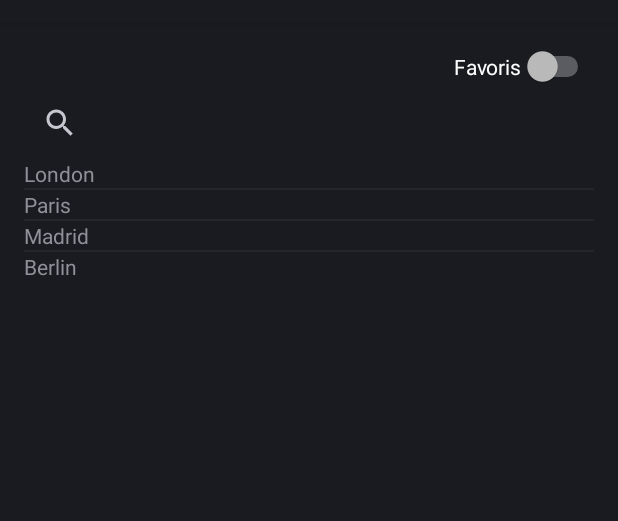
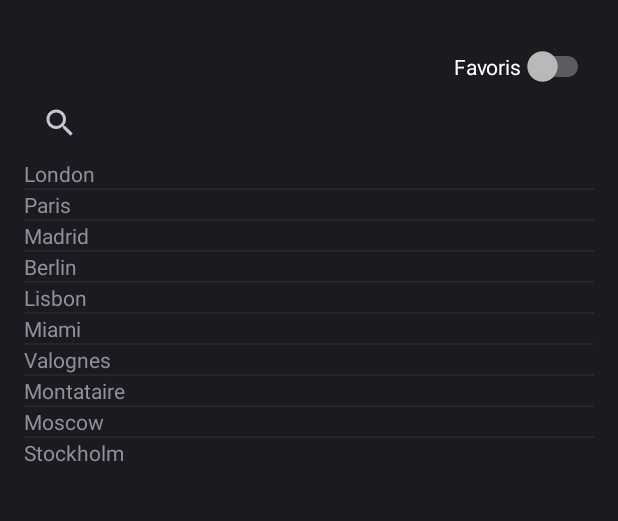
Before and after one commit to antoineludwig/Projet-Android, an Android app: the screen it shows after launch (ListeVillesActivity), on a phone screen of 412 x 824 dp, the part 62-583 px from its top. Run offline under Robolectric (Android 15) with nearby library versions, the phone set to English and light mode, and no system bars.

Commit message:
Liste Villes par défaut : Création MeteoApplicaion

```diff
--- a/app/src/main/AndroidManifest.xml
+++ b/app/src/main/AndroidManifest.xml
@@ -4,6 +4,7 @@
     <uses-permission android:name="android.permission.INTERNET"/>
 
     <application
+        android:name=".MeteoApplication"
         android:allowBackup="true"
         android:icon="@drawable/ic_launcher"
         android:label="@string/app_name"
--- a/app/src/main/java/com/projet/esgi/meteoesgial1/Activities/ListeVillesActivity.java
+++ b/app/src/main/java/com/projet/esgi/meteoesgial1/Activities/ListeVillesActivity.java
@@ -12,6 +12,7 @@ import android.widget.ListView;
 import android.widget.SearchView;
 import android.widget.Switch;
 
+import com.projet.esgi.meteoesgial1.MeteoApplication;
 import com.projet.esgi.meteoesgial1.R;
 import com.projet.esgi.meteoesgial1.adapter.AdapterListeVille;
 import com.projet.esgi.meteoesgial1.modele.Ville;
@@ -34,14 +35,10 @@ public class ListeVillesActivity extends Activity {
         setContentView(R.layout.activity_liste_villes);
 
         //DEBUG
-        lesVilles.add(new Ville("London"));
-        lesVilles.add(new Ville("Paris"));
-        lesVilles.add(new Ville("Madrid"));
-        lesVilles.add(new Ville("Berlin"));
+        lesVilles = ((MeteoApplication)getApplication()).getLesVilles();
         initListVille(lesVilles);
 
-        lesVillesFavoris.add(new Ville("Ville Fav1"));
-        lesVillesFavoris.add(new Ville("Ville Fav2"));
+        lesVillesFavoris= ((MeteoApplication)getApplication()).getLesVillesFavoris();
 
         initFavoris();
     }
--- /dev/null
+++ b/app/src/main/java/com/projet/esgi/meteoesgial1/MeteoApplication.java
@@ -0,0 +1,38 @@
+package com.projet.esgi.meteoesgial1;
+
+import android.app.Application;
+
+import com.projet.esgi.meteoesgial1.modele.Ville;
+
+import java.util.ArrayList;
+
+public class MeteoApplication extends Application{
+    private static ArrayList<Ville> lesVilles = new ArrayList<Ville>();
+    private static ArrayList<Ville> lesVillesFavoris = new ArrayList<Ville>();
+
+    @Override
+    public void onCreate() {
+        super.onCreate();
+        initListeVilles();
+    }
+
+    private void initListeVilles() {
+        lesVilles.add(new Ville("London"));
+        lesVilles.add(new Ville("Paris"));
+        lesVilles.add(new Ville("Madrid"));
+        lesVilles.add(new Ville("Berlin"));
+        lesVilles.add(new Ville("Lisbon"));
+        lesVilles.add(new Ville("Miami"));
+        lesVilles.add(new Ville("Valognes"));
+        lesVilles.add(new Ville("Montataire"));
+        lesVilles.add(new Ville("Moscow"));
+        lesVilles.add(new Ville("Stockholm"));
+    }
+
+    public ArrayList<Ville> getLesVilles(){
+        return lesVilles;
+    }
+    public ArrayList<Ville> getLesVillesFavoris(){
+        return lesVillesFavoris;
+    }
+}
--- a/app/src/main/java/com/projet/esgi/meteoesgial1/adapter/AdapterListeVille.java
+++ b/app/src/main/java/com/projet/esgi/meteoesgial1/adapter/AdapterListeVille.java
@@ -12,9 +12,6 @@ import com.projet.esgi.meteoesgial1.modele.Ville;
 
 import java.util.ArrayList;
 
-/**
- * Created by Ludwig on 07/02/2015.
- */
 public class AdapterListeVille extends ArrayAdapter<Ville> {
 
     public AdapterListeVille (Context context,ArrayList<Ville> listVille){
```
